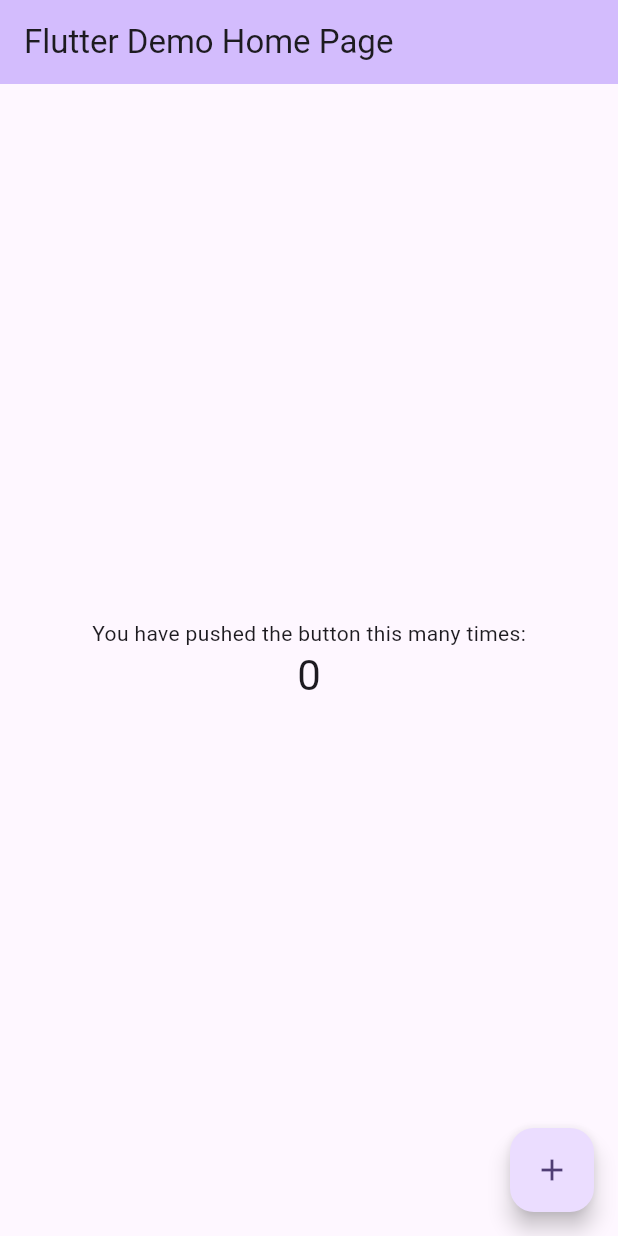
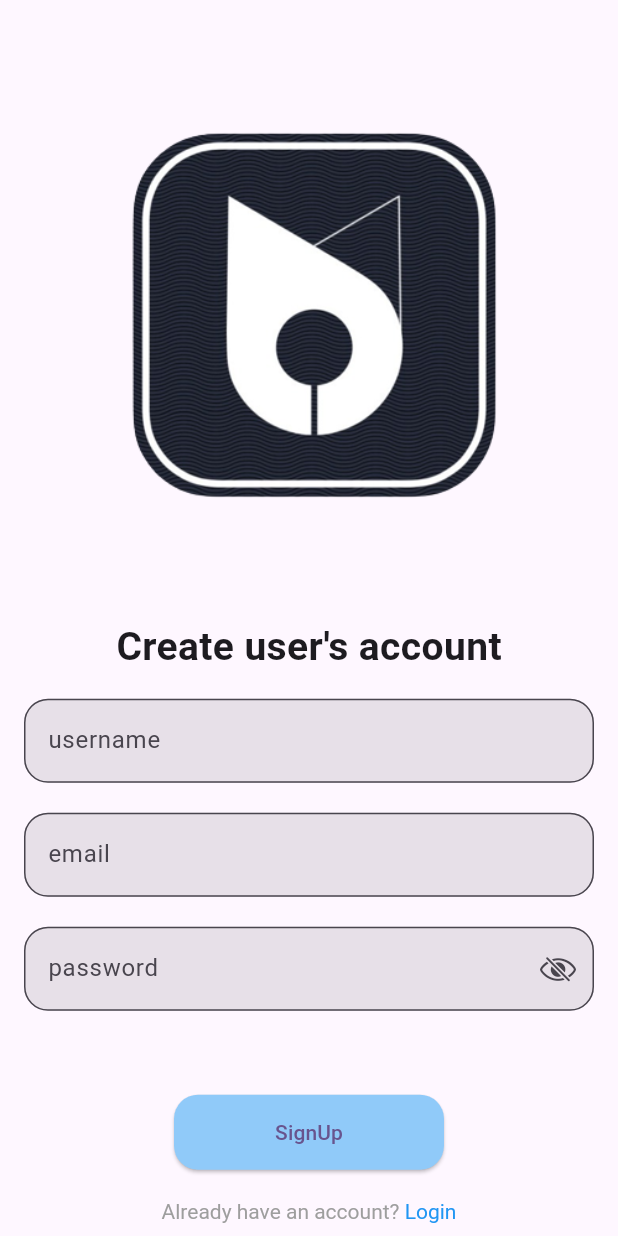
Before and after one commit to mes71/flutter_uber, a Flutter app: the screen it shows after launch, on a phone screen of 412 x 824 dp. Run offline on Flutter 3.47's test engine with Material 3 defaults, Android fonts, the phone set to English and light mode, and no system bars.

Commit message:
feat : some file and signup page

```diff
--- a/user_app/lib/main.dart
+++ b/user_app/lib/main.dart
@@ -1,4 +1,5 @@
 import 'package:flutter/material.dart';
+import 'package:user_app/presentation/ui/pages/auth/sign_up/sign_up_page.dart';
 
 void main() {
   runApp(const MyApp());
@@ -11,115 +12,11 @@
   @override
   Widget build(BuildContext context) {
     return MaterialApp(
-      title: 'Flutter Demo',
-      theme: ThemeData(
-        // This is the theme of your application.
-        //
-        // TRY THIS: Try running your application with "flutter run". You'll see
-        // the application has a purple toolbar. Then, without quitting the app,
-        // try changing the seedColor in the colorScheme below to Colors.green
-        // and then invoke "hot reload" (save your changes or press the "hot
-        // reload" button in a Flutter-supported IDE, or press "r" if you used
-        // the command line to start the app).
-        //
-        // Notice that the counter didn't reset back to zero; the application
-        // state is not lost during the reload. To reset the state, use hot
-        // restart instead.
-        //
-        // This works for code too, not just values: Most code changes can be
-        // tested with just a hot reload.
-        colorScheme: ColorScheme.fromSeed(seedColor: Colors.deepPurple),
-        useMaterial3: true,
-      ),
-      home: const MyHomePage(title: 'Flutter Demo Home Page'),
-    );
+        title: 'Uber User',
+        theme: ThemeData(
+          colorScheme: ColorScheme.fromSeed(seedColor: Colors.deepPurple),
+          useMaterial3: true,
+        ),
+        home: const SignUpPage());
   }
 }
-
-class MyHomePage extends StatefulWidget {
-  const MyHomePage({super.key, required this.title});
-
-  // This widget is the home page of your application. It is stateful, meaning
-  // that it has a State object (defined below) that contains fields that affect
-  // how it looks.
-
-  // This class is the configuration for the state. It holds the values (in this
-  // case the title) provided by the parent (in this case the App widget) and
-  // used by the build method of the State. Fields in a Widget subclass are
-  // always marked "final".
-
-  final String title;
-
-  @override
-  State<MyHomePage> createState() => _MyHomePageState();
-}
-
-class _MyHomePageState extends State<MyHomePage> {
-  int _counter = 0;
-
-  void _incrementCounter() {
-    setState(() {
-      // This call to setState tells the Flutter framework that something has
-      // changed in this State, which causes it to rerun the build method below
-      // so that the display can reflect the updated values. If we changed
-      // _counter without calling setState(), then the build method would not be
-      // called again, and so nothing would appear to happen.
-      _counter++;
-    });
-  }
-
-  @override
-  Widget build(BuildContext context) {
-    // This method is rerun every time setState is called, for instance as done
-    // by the _incrementCounter method above.
-    //
-    // The Flutter framework has been optimized to make rerunning build methods
-    // fast, so that you can just rebuild anything that needs updating rather
-    // than having to individually change instances of widgets.
-    return Scaffold(
-      appBar: AppBar(
-        // TRY THIS: Try changing the color here to a specific color (to
-        // Colors.amber, perhaps?) and trigger a hot reload to see the AppBar
-        // change color while the other colors stay the same.
-        backgroundColor: Theme.of(context).colorScheme.inversePrimary,
-        // Here we take the value from the MyHomePage object that was created by
-        // the App.build method, and use it to set our appbar title.
-        title: Text(widget.title),
-      ),
-      body: Center(
-        // Center is a layout widget. It takes a single child and positions it
-        // in the middle of the parent.
-        child: Column(
-          // Column is also a layout widget. It takes a list of children and
-          // arranges them vertically. By default, it sizes itself to fit its
-          // children horizontally, and tries to be as tall as its parent.
-          //
-          // Column has various properties to control how it sizes itself and
-          // how it positions its children. Here we use mainAxisAlignment to
-          // center the children vertically; the main axis here is the vertical
-          // axis because Columns are vertical (the cross axis would be
-          // horizontal).
-          //
-          // TRY THIS: Invoke "debug painting" (choose the "Toggle Debug Paint"
-          // action in the IDE, or press "p" in the console), to see the
-          // wireframe for each widget.
-          mainAxisAlignment: MainAxisAlignment.center,
-          children: <Widget>[
-            const Text(
-              'You have pushed the button this many times:',
-            ),
-            Text(
-              '$_counter',
-              style: Theme.of(context).textTheme.headlineMedium,
-            ),
-          ],
-        ),
-      ),
-      floatingActionButton: FloatingActionButton(
-        onPressed: _incrementCounter,
-        tooltip: 'Increment',
-        child: const Icon(Icons.add),
-      ), // This trailing comma makes auto-formatting nicer for build methods.
-    );
-  }
-}
--- /dev/null
+++ b/user_app/lib/presentation/ui/pages/auth/sign_up/sign_up_page.dart
@@ -0,0 +1,119 @@
+import 'package:flutter/cupertino.dart';
+import 'package:flutter/gestures.dart';
+import 'package:flutter/material.dart';
+import 'package:user_app/presentation/ui/utils/utils.dart';
+
+class SignUpPage extends StatefulWidget {
+  const SignUpPage({super.key});
+
+  @override
+  State<SignUpPage> createState() => _SignUpPageState();
+}
+
+class _SignUpPageState extends State<SignUpPage> {
+  bool showPassword = false;
+  TextEditingController userNameController = TextEditingController();
+  TextEditingController passwordController = TextEditingController();
+  TextEditingController emailController = TextEditingController();
+
+  @override
+  Widget build(BuildContext context) {
+    return Scaffold(
+        resizeToAvoidBottomInset: false,
+        body: SingleChildScrollView(
+          child: Column(
+            crossAxisAlignment: CrossAxisAlignment.center,
+            children: [
+              Image.asset(Assets.imagesLogo),
+              const Text(
+                "Create user\'s account",
+                style: TextStyle(fontSize: 26, fontWeight: FontWeight.bold),
+              ),
+              Padding(
+                padding: const EdgeInsets.all(16),
+                child: Form(
+                  child: Column(
+                    children: [
+                      TextFormField(
+                        controller: userNameController,
+                        decoration: InputDecoration(
+                          hintText: 'username',
+                          filled: true,
+                          border: OutlineInputBorder(
+                              borderRadius: BorderRadius.circular(16),
+                              borderSide: const BorderSide(
+                                  color: Colors.grey, width: 1)),
+                        ),
+                      ),
+                      const SizedBox(height: 20),
+                      TextFormField(
+                        controller: emailController,
+                        keyboardType: TextInputType.emailAddress,
+                        decoration: InputDecoration(
+                          hintText: 'email',
+                          filled: true,
+                          border: OutlineInputBorder(
+                              borderRadius: BorderRadius.circular(16),
+                              borderSide: const BorderSide(
+                                  color: Colors.grey, width: 1)),
+                        ),
+                      ),
+                      const SizedBox(height: 20),
+                      TextFormField(
+                        controller: passwordController,
+                        keyboardType: TextInputType.emailAddress,
+                        obscureText: showPassword,
+                        decoration: InputDecoration(
+                            hintText: 'password',
+                            filled: true,
+                            border: OutlineInputBorder(
+                                borderRadius: BorderRadius.circular(16),
+                                borderSide: const BorderSide(
+                                    color: Colors.grey, width: 1)),
+                            suffixIcon: IconButton(
+                              onPressed: () {
+                                setState(() {
+                                  showPassword = !showPassword;
+                                });
+                              },
+                              icon: showPassword
+                                  ? const Icon(CupertinoIcons.eye)
+                                  : const Icon(CupertinoIcons.eye_slash),
+                            )),
+                      ),
+                    ],
+                  ),
+                ),
+              ),
+              const SizedBox(height: 40),
+              ElevatedButton(
+                onPressed: () {},
+                style: ElevatedButton.styleFrom(
+                  fixedSize: const Size(180, 50),
+                  shape: RoundedRectangleBorder(
+                    borderRadius: BorderRadius.circular(16),
+                  ),
+                  backgroundColor: Colors.blue.shade200,
+                ),
+                child: const Text('SignUp'),
+              ),
+              const SizedBox(height: 20),
+              RichText(
+                  text: TextSpan(
+                      text: 'Already have an account? ',
+                      style: const TextStyle(color: Colors.grey),
+                      children: [
+                    TextSpan(
+                      recognizer: TapGestureRecognizer()
+                        ..onTap = () {
+                          //TODO go to login page
+                        },
+                      text: 'Login',
+                      style: const TextStyle(color: Colors.blue),
+                    )
+                  ]))
+            ],
+          ),
+        ));
+  }
+}
--- /dev/null
+++ b/user_app/lib/presentation/ui/utils/utils.dart
@@ -0,0 +1 @@
+export 'assets.dart';
--- /dev/null
+++ b/user_app/lib/presentation/ui/widgets/widgets.dart
@@ -0,0 +1 @@
+//TODO please complete this folder when ever app is completed :)
```
Also changed, not shown: user_app/lib/presentation/ui/pages/auth/sign_in/sign_in_page.dart (added).
